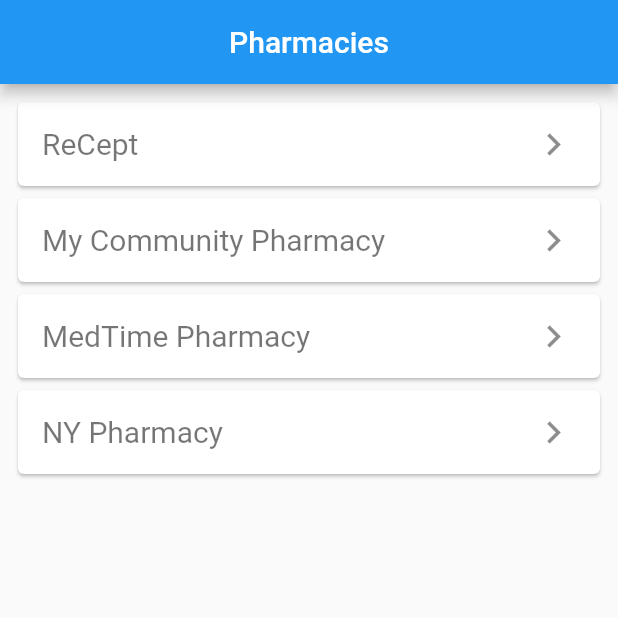
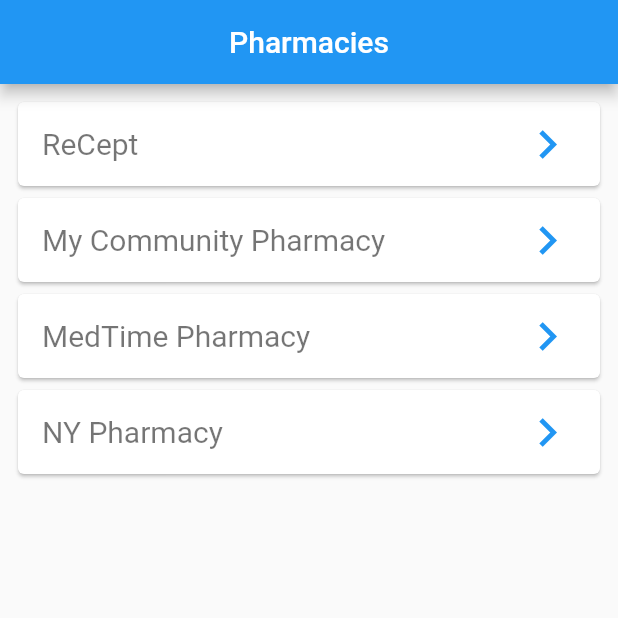
Before and after one commit to pandiyan-ui/nimble_test_app, a Flutter app: the screen it shows after launch, on a phone screen of 412 x 824 dp, the top half of it. Run offline on Flutter 3.47's test engine with Material 2 defaults, Android fonts, the phone set to English and light mode, and no system bars; our stand-ins replace bloc, equatable, flutter_bloc.

Commit message:
add / cancel icon upates with semanctics

```diff
--- a/lib/home/home_page.dart
+++ b/lib/home/home_page.dart
@@ -39,12 +39,15 @@ class HomePage extends StatelessWidget {
                             itemBuilder: (BuildContext context, int index) {
                               Pharmacy pharmacy = state.pharamacyList![index];
                               List<PharmacyMedicines> checkForItem = [];
-                              if (state.pharamacyMedicinesList != null) {
+                              if (state.pharamacyMedicinesList != null &&
+                                  (state.pharamacyMedicinesList?.isNotEmpty ??
+                                      false)) {
                                 checkForItem = state.pharamacyMedicinesList
-                                    ?.where((element) =>
-                                        element.pharmacyId ==
-                                        pharmacy.pharmacyId)
-                                    .toList() as List<PharmacyMedicines>;
+                                        ?.where((element) =>
+                                            element.pharmacyId ==
+                                            pharmacy.pharmacyId)
+                                        .toList() ??
+                                    [];
                               }
                               bool isAddedAlready = checkForItem.isNotEmpty;
                               return Card(
@@ -55,10 +58,8 @@ class HomePage extends StatelessWidget {
                                         : null,
                                     title: Text('${pharmacy.name}',
                                         style: displayStyle),
-                                    trailing: Icon(
-                                      Icons.chevron_right,
-                                      size: 30,
-                                    ),
+                                    trailing: Icon(Icons.chevron_right,
+                                        size: 38, color: Colors.blue),
                                     onTap: () {
                                       BlocProvider.of<PharmaciesBloc>(context)
                                           .add(PharmacyDetailRequestEvent(
```
Also changed, not shown: lib/pharmacy/ui/shop_medicine.dart (+14 -3 lines).
